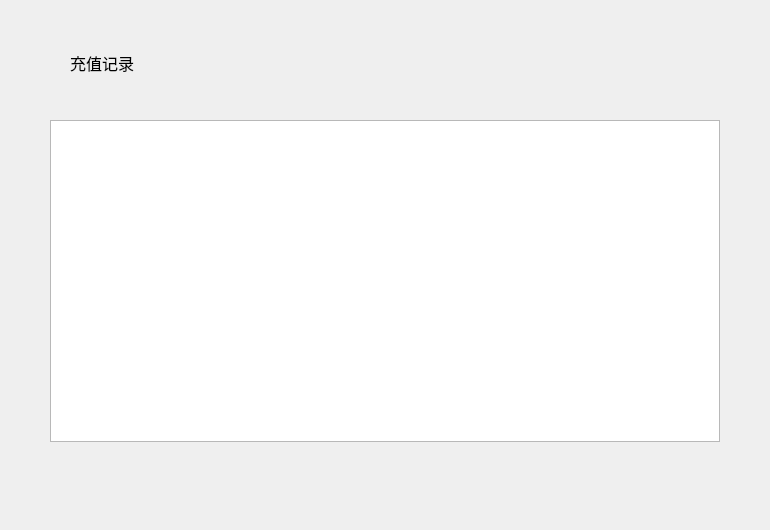
The window that LNKWallet/depositpage/DepositRecrdWideget.ui (HcashOrg/hx-indicator) describes before a commit, drawn with Qt 5.
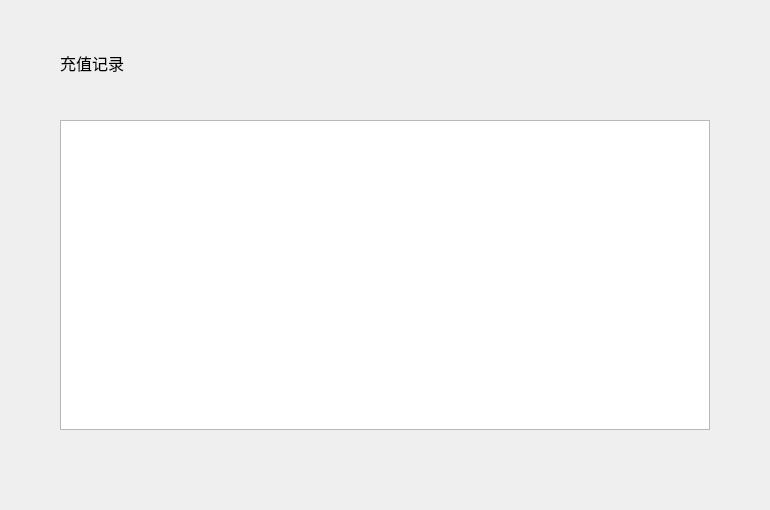
The same window after the commit.

```diff
--- a/LNKWallet/depositpage/DepositRecrdWideget.ui
+++ b/LNKWallet/depositpage/DepositRecrdWideget.ui
@@ -7,7 +7,7 @@
     <x>0</x>
     <y>0</y>
     <width>770</width>
-    <height>530</height>
+    <height>510</height>
    </rect>
   </property>
   <property name="windowTitle">
@@ -16,10 +16,10 @@
   <widget class="QTableWidget" name="depositRecordTableWidget">
    <property name="geometry">
     <rect>
-     <x>50</x>
+     <x>60</x>
      <y>120</y>
-     <width>670</width>
-     <height>322</height>
+     <width>650</width>
+     <height>310</height>
     </rect>
    </property>
    <attribute name="horizontalHeaderVisible">
@@ -97,7 +97,7 @@
   <widget class="QLabel" name="title_label">
    <property name="geometry">
     <rect>
-     <x>70</x>
+     <x>60</x>
      <y>50</y>
      <width>200</width>
      <height>26</height>
@@ -117,7 +117,7 @@
    <property name="geometry">
     <rect>
      <x>0</x>
-     <y>480</y>
+     <y>470</y>
      <width>770</width>
      <height>41</height>
     </rect>
```
